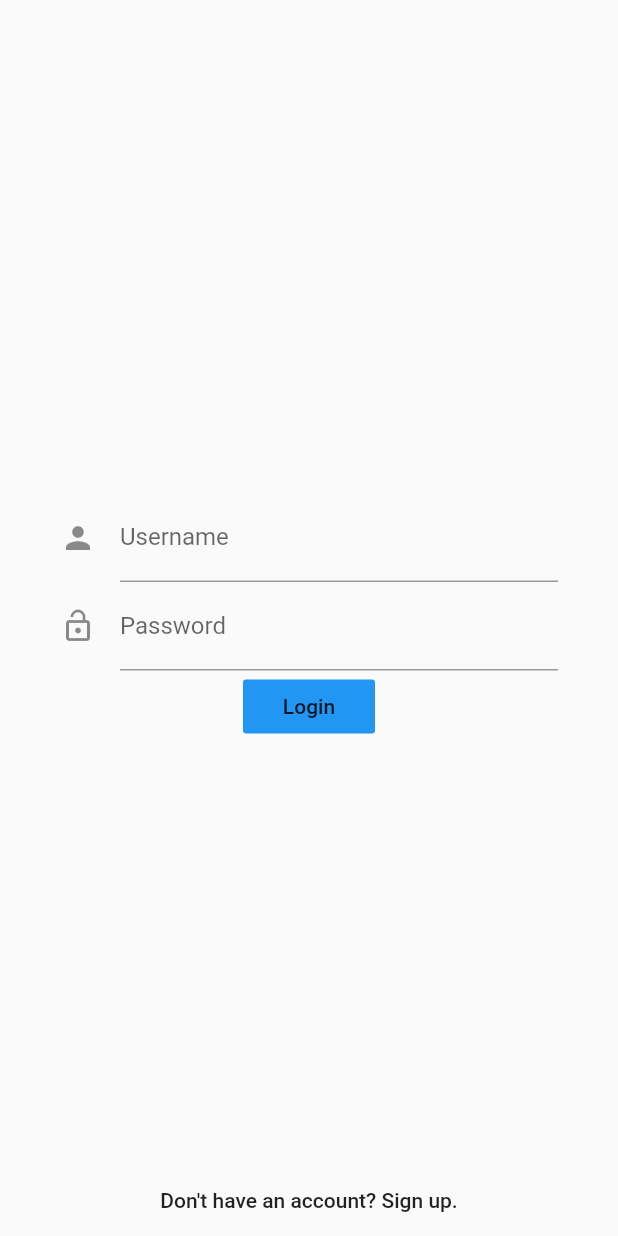
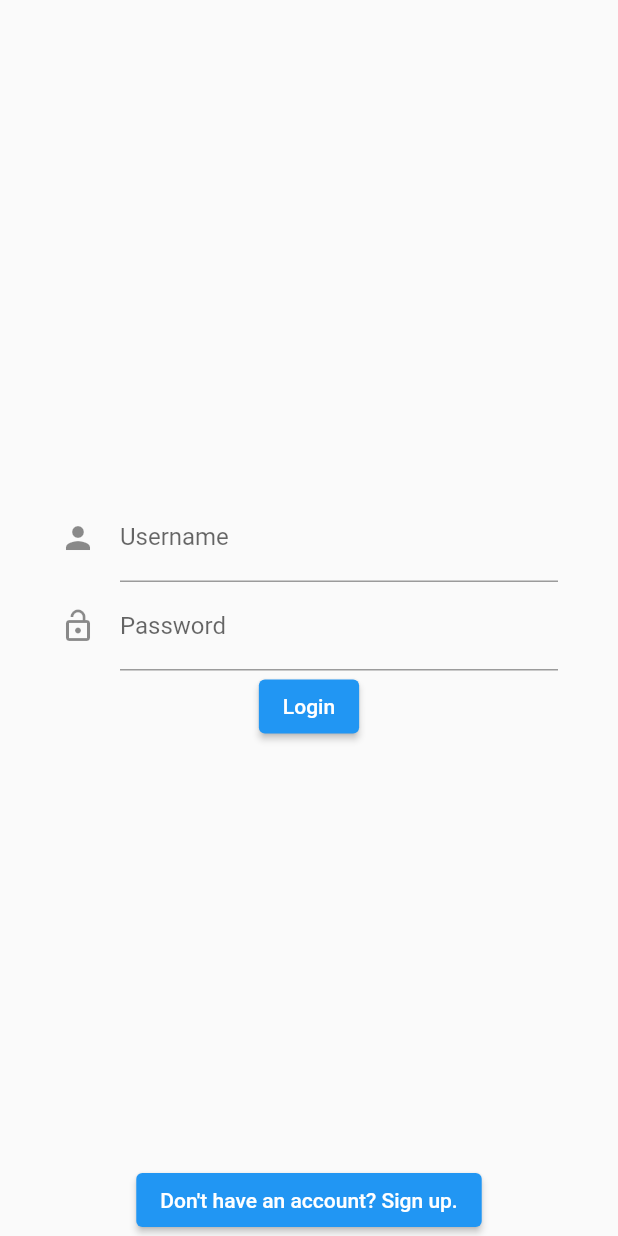
Before and after one commit to Kilo-Loco/drafts, a Flutter app: the screen it shows after launch, after a tap on the "logout" icon, on a phone screen of 412 x 824 dp. Run offline on Flutter 3.47's test engine with Material 2 defaults, Android fonts, the phone set to English and light mode, and no system bars; our stand-ins replace cached_network_image, camera; missing offline and left inert: amplify_analytics_pinpoint, amplify_auth_cognito, amplify_core, amplify_storage_s3.

Commit message:
amplify-getting-started-flutter post GA updates

```diff
--- a/amplify-getting-started-flutter/code/photo_gallery/lib/login_page.dart
+++ b/amplify-getting-started-flutter/code/photo_gallery/lib/login_page.dart
@@ -31,7 +31,7 @@ class _LoginPageState extends State<LoginPage> {
             // Sign Up Button
             Container(
               alignment: Alignment.bottomCenter,
-              child: FlatButton(
+              child: ElevatedButton(
                   onPressed: widget.shouldShowSignUp,
                   child: Text('Don\'t have an account? Sign up.')),
             )
@@ -60,10 +60,11 @@ class _LoginPageState extends State<LoginPage> {
         ),
 
         // Login Button
-        FlatButton(
+        ElevatedButton(
             onPressed: _login,
             child: Text('Login'),
-            color: Theme.of(context).accentColor)
+            style: ElevatedButton.styleFrom(
+                primary: Theme.of(context).accentColor))
       ],
     );
   }
```
Also changed, not shown: 6 other files.
